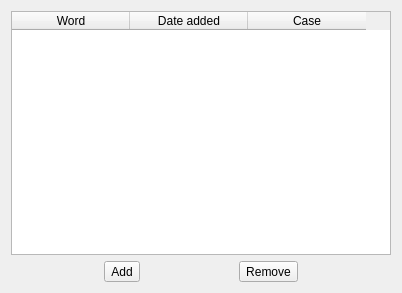
The window that ui/BanlistDialog.ui (CharaChorder/nexus) describes before a commit, drawn with Qt 5.
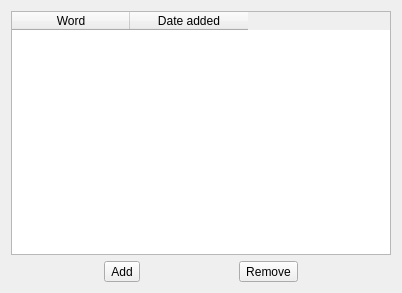
The same window after the commit. Icons and pictures are not drawn.

Patch:
```diff
--- a/ui/BanlistDialog.ui
+++ b/ui/BanlistDialog.ui
@@ -51,11 +51,6 @@
        <string>Date added</string>
       </property>
      </column>
-     <column>
-      <property name="text">
-       <string>Case</string>
-      </property>
-     </column>
     </widget>
    </item>
    <item row="1" column="0">
```
